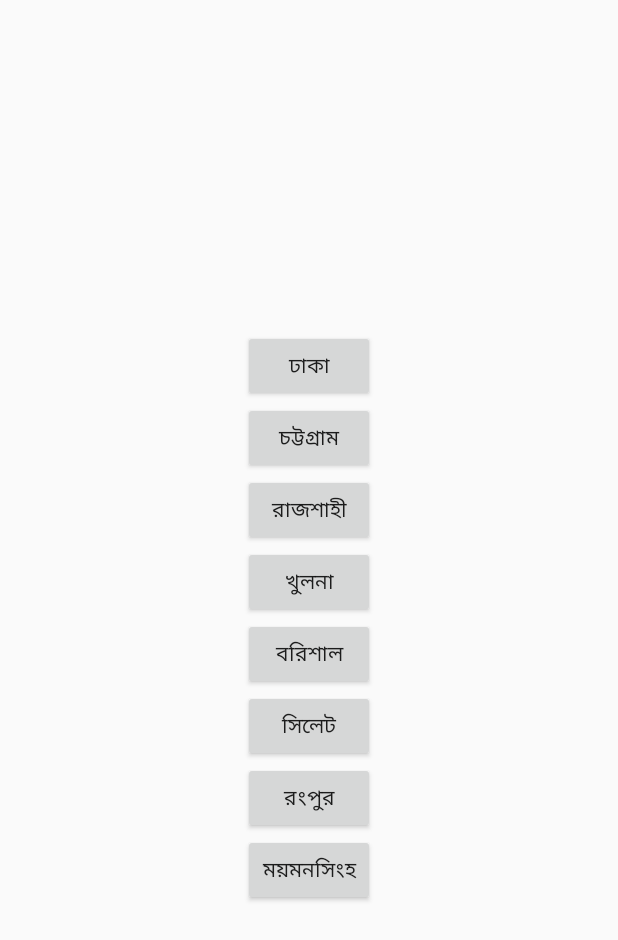
After one commit to moinakash/Islamic_App, an Android app: the layout activity_eight_divison.xml on its own in the app's theme, with its tools: preview values and no code run, on a phone screen of 412 x 824 dp. The commit adds this screen. Shown: the top 940 px of the screen. Run offline under Robolectric (Android 15) with nearby library versions, the phone set to English and light mode, and no system bars.

Commit message:
location update 2

```diff
--- a/app/src/main/java/com/example/islamicappb/TimeTableFragment.java
+++ b/app/src/main/java/com/example/islamicappb/TimeTableFragment.java
@@ -37,6 +37,8 @@ public class TimeTableFragment extends Fragment {
 
     private String mParam1;
     private String mParam2;
+
+
 
     public TimeTableFragment() {
         // Required empty public constructor
--- /dev/null
+++ b/app/src/main/res/layout/activity_eight_divison.xml
@@ -0,0 +1,76 @@
+<?xml version="1.0" encoding="utf-8"?>
+<ScrollView xmlns:android="http://schemas.android.com/apk/res/android"
+    xmlns:app="http://schemas.android.com/apk/res-auto"
+    xmlns:tools="http://schemas.android.com/tools"
+    android:layout_width="match_parent"
+    android:layout_height="match_parent"
+    android:layout_gravity="center"
+    android:gravity="center"
+    android:orientation="vertical"
+    tools:context=".EightDivisonActivity">
+
+    <LinearLayout
+        android:layout_width="match_parent"
+        android:layout_height="match_parent"
+        android:orientation="vertical"
+        android:gravity="center"
+        android:layout_gravity="center">
+
+        <Button
+            android:id="@+id/idDhaka"
+        android:layout_width="wrap_content"
+        android:layout_height="wrap_content"
+        android:text="ঢাকা"/>
+
+
+        <Button
+            android:id="@+id/idChottogram"
+            android:layout_width="wrap_content"
+            android:layout_height="wrap_content"
+            android:text="চট্টগ্রাম"/>
+
+        <Button
+            android:id="@+id/idRajshahi"
+            android:layout_width="wrap_content"
+            android:layout_height="wrap_content"
+            android:text="রাজশাহী"/>
+
+        <Button
+            android:id="@+id/idKhulna"
+            android:layout_width="wrap_content"
+            android:layout_height="wrap_content"
+            android:text="খুলনা"/>
+
+
+        <Button
+            android:id="@+id/idBorishal"
+            android:layout_width="wrap_content"
+            android:layout_height="wrap_content"
+            android:text="বরিশাল"/>
+
+        <Button
+            android:id="@+id/idShylet"
+            android:layout_width="wrap_content"
+            android:layout_height="wrap_content"
+            android:text="সিলেট"/>
+
+        <Button
+            android:id="@+id/idRangpur"
+            android:layout_width="wrap_content"
+            android:layout_height="wrap_content"
+            android:text="রংপুর"/>
+
+
+        <Button
+            android:id="@+id/idMoymonshing"
+            android:layout_width="wrap_content"
+            android:layout_height="wrap_content"
+            android:text="ময়মনসিংহ"/>
+
+
+
+
+
+    </LinearLayout>
+
+</ScrollView>
```
